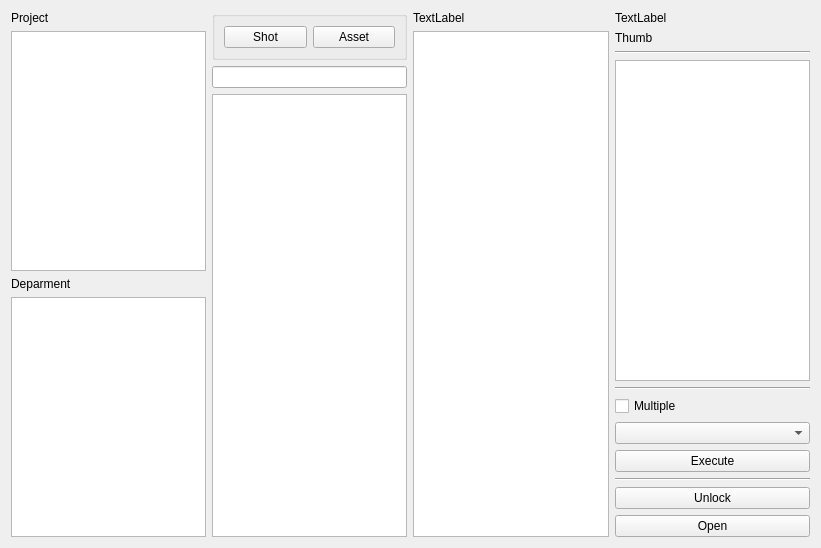
Before: the Qt Designer form ui/launcher.ui in iYapi/ZeroXe, drawn with Qt 5.
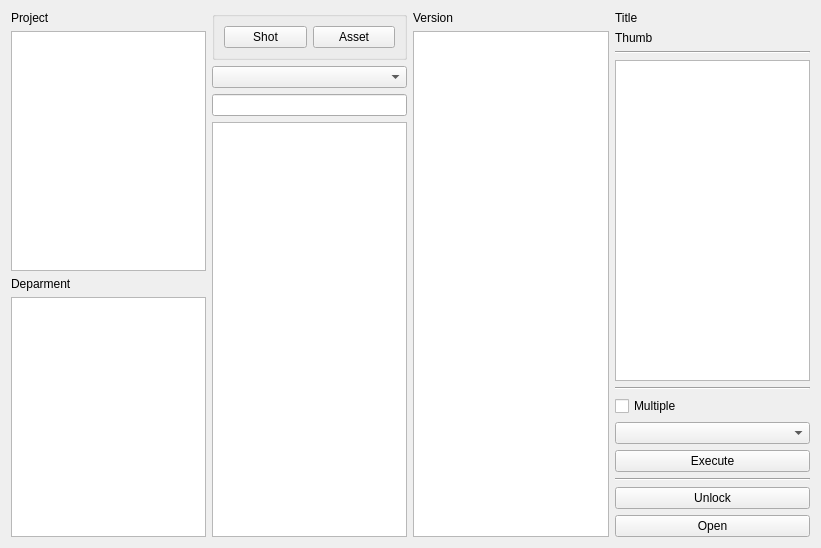
After: the same form once the commit is applied.

Commit message: feat: ui prototype mock data

What changed in the file:
```diff
--- a/ui/launcher.ui
+++ b/ui/launcher.ui
@@ -21,7 +21,7 @@
        <item>
         <widget class="QLabel" name="label_version">
          <property name="text">
-          <string>TextLabel</string>
+          <string>Version</string>
          </property>
         </widget>
        </item>
@@ -61,6 +61,9 @@
          </layout>
         </widget>
        </item>
+       <item>
+        <widget class="QComboBox" name="comboBox_category"/>
+       </item>
        <item>
         <widget class="QLineEdit" name="lineEdit_searchAsset"/>
        </item>
@@ -74,7 +77,7 @@
        <item>
         <widget class="QLabel" name="label_title">
          <property name="text">
-          <string>TextLabel</string>
+          <string>Title</string>
          </property>
         </widget>
        </item>
```
Left out of the diff: 4 changed lines with no effect on the pictures. The commit also changes 4 other files.
